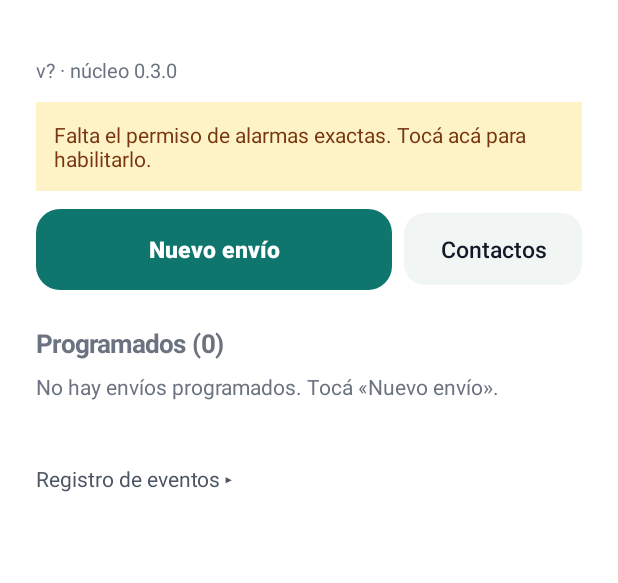
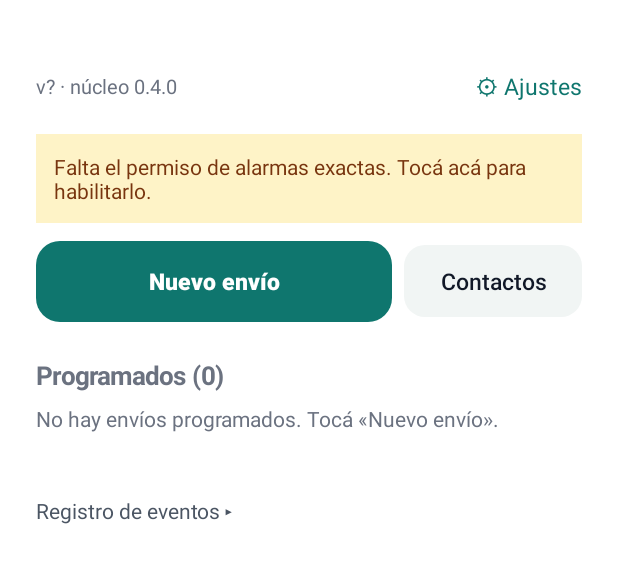
Before and after one commit to luchorcompartidos/mensajes, an Android app: the screen it shows after launch (MainActivity), on a phone screen of 412 x 824 dp, the part 64-647 px from its top. Run offline under Robolectric (Android 15) with nearby library versions, the phone set to English and light mode, and no system bars; 2 statements that could not run were skipped.

Commit message:
Etapa 0.6 (parte A): Enviar ahora, grupo Default, elegir WhatsApp común/Business, progreso en la notificación, ícono definitivo
Co-Authored-By: Claude Opus 5.5 <noreply@anthropic.com>
Claude-Session: https://claude.ai/code/session_01X9Q5DRWeQJwRHCZWoV65Qj

```diff
--- a/app/src/main/AndroidManifest.xml
+++ b/app/src/main/AndroidManifest.xml
@@ -40,6 +40,10 @@
             android:exported="false" />
 
         <activity
+            android:name=".AjustesActivity"
+            android:exported="false" />
+
+        <activity
             android:name=".EnviarActivity"
             android:configChanges="orientation|screenSize|screenLayout|keyboardHidden"
             android:exported="false"
--- a/app/src/main/java/com/mismensajes/app/AppMensajes.kt
+++ b/app/src/main/java/com/mismensajes/app/AppMensajes.kt
@@ -79,4 +79,5 @@ object ManejadorMensajes : Manejador {
     override val pantallaPosponer = PosponerActivity::class.java
     override val pantallaAlarma = AlarmaActivity::class.java
     override val nombreCanal = "Mensajes programados"
+    override val iconoNotificacion = R.drawable.ic_notif_msg
 }
--- a/app/src/main/java/com/mismensajes/app/EditarActivity.kt
+++ b/app/src/main/java/com/mismensajes/app/EditarActivity.kt
@@ -80,6 +80,8 @@ class EditarActivity : Activity() {
             fecha = prox.toLocalDate()
             hora = prox.toLocalTime()
             swAlarma.isChecked = Ajustes.alarmaPorDefecto(this)
+            // Envío nuevo: arranca con el grupo Default de contactos.
+            seleccion += Contactos.defaults(this).map { it.id }
         }
         findViewById<RadioGroup>(R.id.rgModo).apply {
             check(if (e?.modo == ModoTexto.POR_CONTACTO) R.id.rbPorContacto else R.id.rbMismo)
@@ -208,7 +210,8 @@ class EditarActivity : Activity() {
                 Destino(it, if (porContacto) textos[it] ?: "" else "", enviado = !deCero && previos[it]?.enviado == true)
             },
             momento = momento,
-            alarma = swAlarma.isChecked
+            alarma = swAlarma.isChecked,
+            whatsapp = original?.whatsapp ?: ""
         )
         // Cancela alarmas, posposición y notificación anteriores; después programa la nueva fecha.
         Programador.quitar(this, id)
--- /dev/null
+++ b/app/src/main/res/drawable/ic_notif_msg.xml
@@ -0,0 +1,16 @@
+<?xml version="1.0" encoding="utf-8"?>
+<!-- Ícono chico de las notificaciones: el mismo globo con reloj del ícono de la app. -->
+<vector xmlns:android="http://schemas.android.com/apk/res/android"
+    android:width="24dp"
+    android:height="24dp"
+    android:viewportWidth="56"
+    android:viewportHeight="56">
+    <group
+        android:translateX="-26"
+        android:translateY="-28">
+        <path
+            android:fillColor="#FFFFFFFF"
+            android:fillType="evenOdd"
+            android:pathData="M40,30H68A10,10 0,0 1,78,40V62A10,10 0,0 1,68,72H44L35,80L35.6,71.2Q30,69 30,62V40A10,10 0,0 1,40,30Z M40,51a14,14 0,1 0,28,0a14,14 0,1 0,-28,0Z M44,51a10,10 0,1 0,20,0a10,10 0,1 0,-20,0Z M52.5,43h3v9.5h-3Z M55.5,49.5h5.5v3h-5.5Z" />
+    </group>
+</vector>
--- a/app/src/main/res/layout/activity_main.xml
+++ b/app/src/main/res/layout/activity_main.xml
@@ -10,12 +10,31 @@
         android:orientation="vertical"
         android:padding="24dp">
 
-        <TextView
-            android:id="@+id/version"
-            android:layout_width="wrap_content"
+        <LinearLayout
+            android:layout_width="match_parent"
             android:layout_height="wrap_content"
-            android:textColor="@color/texto3"
-            android:textSize="13sp" />
+            android:gravity="center_vertical"
+            android:orientation="horizontal">
+
+            <TextView
+                android:id="@+id/version"
+                android:layout_width="0dp"
+                android:layout_height="wrap_content"
+                android:layout_weight="1"
+                android:textColor="@color/texto3"
+                android:textSize="13sp" />
+
+            <TextView
+                android:id="@+id/btnAjustes"
+                android:layout_width="wrap_content"
+                android:layout_height="wrap_content"
+                android:minHeight="40dp"
+                android:gravity="center_vertical"
+                android:paddingStart="12dp"
+                android:text="⚙ Ajustes"
+                android:textColor="@color/acento"
+                android:textSize="15sp" />
+        </LinearLayout>
 
         <TextView
             android:id="@+id/avisoPermiso"
--- a/nucleo/src/main/java/com/mis/nucleo/Nucleo.kt
+++ b/nucleo/src/main/java/com/mis/nucleo/Nucleo.kt
@@ -14,7 +14,7 @@ import android.content.Context
  */
 object Nucleo {
     /** Versión del núcleo (independiente de la versión de cada app). */
-    const val VERSION = "0.3.0"
+    const val VERSION = "0.4.0"
 
     private var actual: Manejador? = null
 
```
Also changed, not shown: app/src/main/java/com/mismensajes/app/AjustesActivity.kt (added, +68 -0 lines), app/src/main/java/com/mismensajes/app/ContactosActivity.kt (+27 -10 lines), app/src/main/java/com/mismensajes/app/Datos.kt (+33 -10 lines), app/src/main/java/com/mismensajes/app/Enviar.kt (+86 -16 lines), app/src/main/java/com/mismensajes/app/MainActivity.kt (+8 -2 lines), app/src/main/res/drawable/ic_frente.xml (+5 -10 lines), app/src/main/res/layout/activity_enviar.xml (+11 -0 lines), nucleo/src/main/java/com/mis/nucleo/Notificador.kt (+30 -8 lines).
